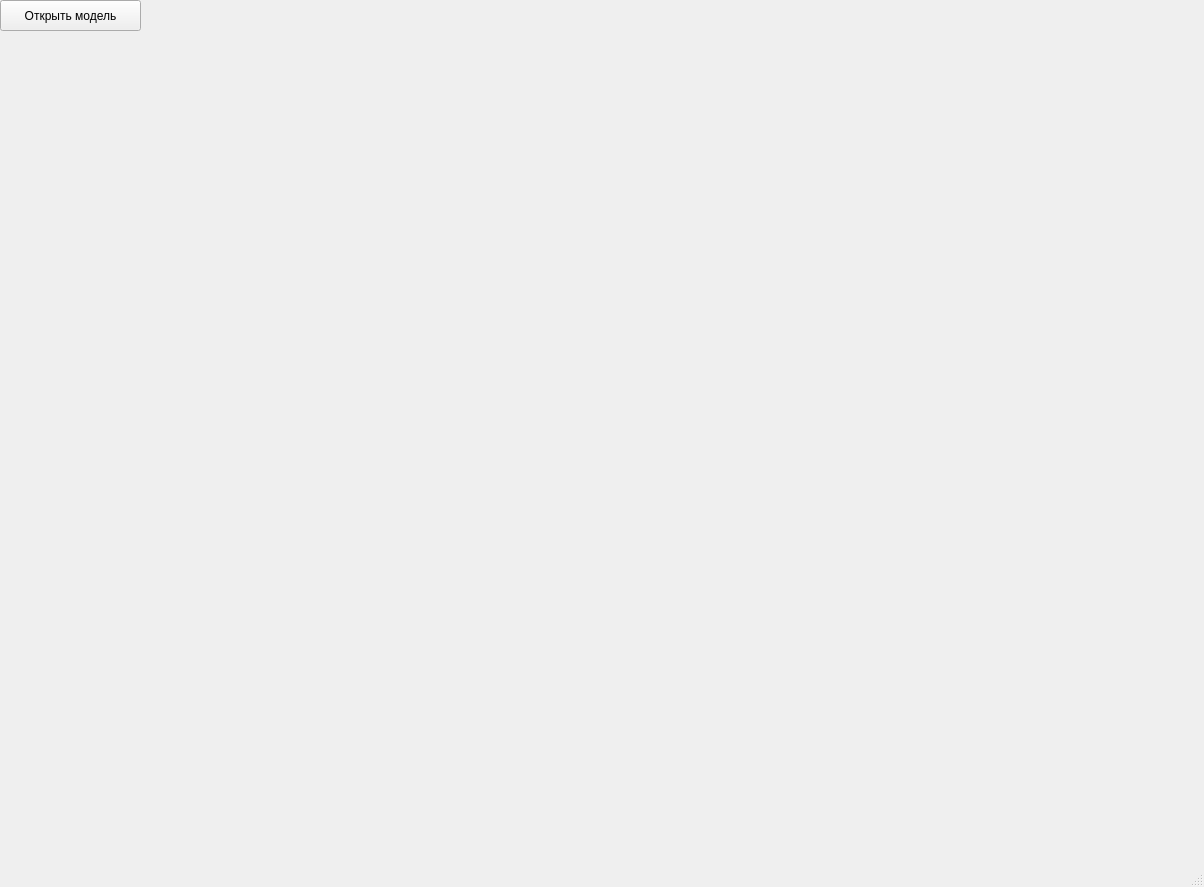
Before: the Qt Designer form QT/interface.ui in G4st3r21/KG_4, drawn with Qt 5.
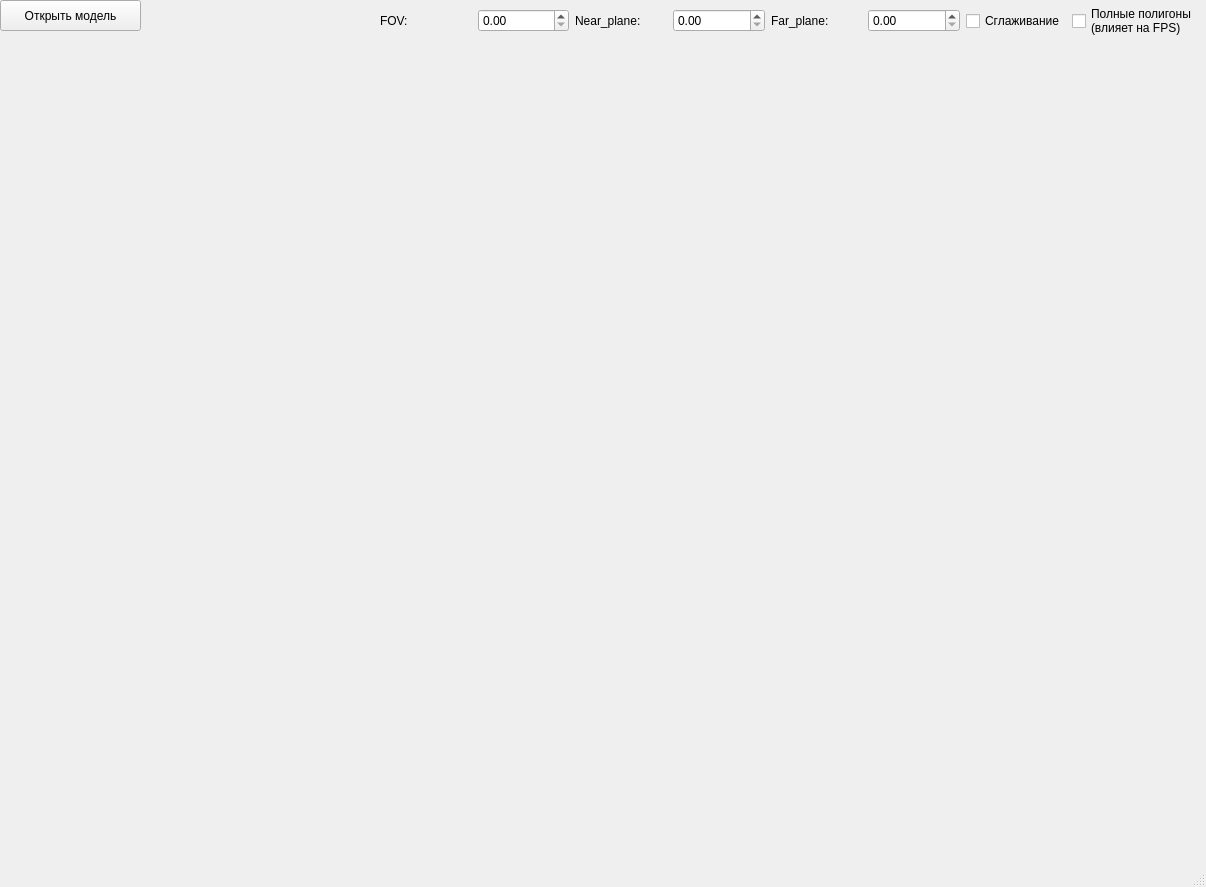
After: the same form once the commit is applied.

```diff
--- a/QT/interface.ui
+++ b/QT/interface.ui
@@ -6,7 +6,7 @@
    <rect>
     <x>0</x>
     <y>0</y>
-    <width>1204</width>
+    <width>1206</width>
     <height>887</height>
    </rect>
   </property>
@@ -52,6 +52,63 @@
      <string/>
     </property>
    </widget>
+   <widget class="QWidget" name="horizontalLayoutWidget">
+    <property name="geometry">
+     <rect>
+      <x>380</x>
+      <y>0</y>
+      <width>817</width>
+      <height>42</height>
+     </rect>
+    </property>
+    <layout class="QHBoxLayout" name="horizontalLayout">
+     <item>
+      <widget class="QLabel" name="label_2">
+       <property name="text">
+        <string>FOV:</string>
+       </property>
+      </widget>
+     </item>
+     <item>
+      <widget class="QDoubleSpinBox" name="FOVdoubleSpinBox"/>
+     </item>
+     <item>
+      <widget class="QLabel" name="label_3">
+       <property name="text">
+        <string>Near_plane:</string>
+       </property>
+      </widget>
+     </item>
+     <item>
+      <widget class="QDoubleSpinBox" name="NearPlaneDoubleSpinBox"/>
+     </item>
+     <item>
+      <widget class="QLabel" name="label_4">
+       <property name="text">
+        <string>Far_plane:</string>
+       </property>
+      </widget>
+     </item>
+     <item>
+      <widget class="QDoubleSpinBox" name="FarPlaneDoubleSpinBox"/>
+     </item>
+     <item>
+      <widget class="QCheckBox" name="AntialiasingCheckBox">
+       <property name="text">
+        <string>Сглаживание</string>
+       </property>
+      </widget>
+     </item>
+     <item>
+      <widget class="QCheckBox" name="FullPolygonsCheckBox">
+       <property name="text">
+        <string>Полные полигоны
+(влияет на FPS)</string>
+       </property>
+      </widget>
+     </item>
+    </layout>
+   </widget>
   </widget>
   <widget class="QMenuBar" name="menubar">
    <property name="geometry">
```
Left out of the diff: 2 changed lines with no effect on the pictures.
